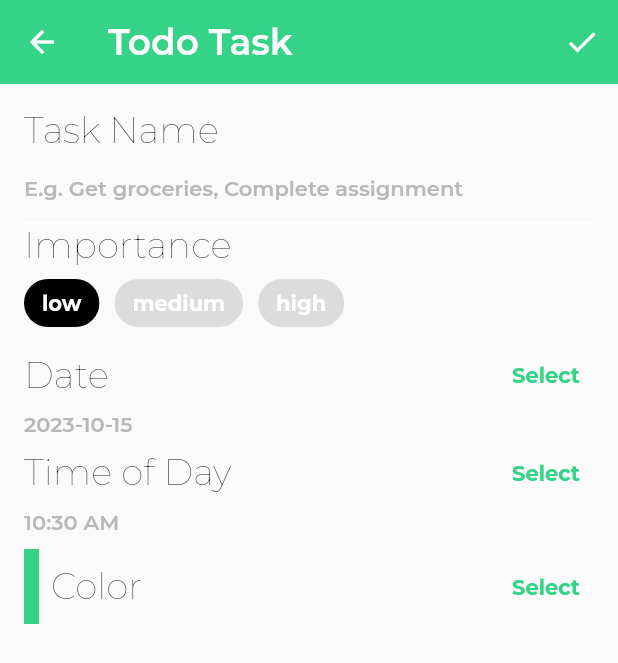
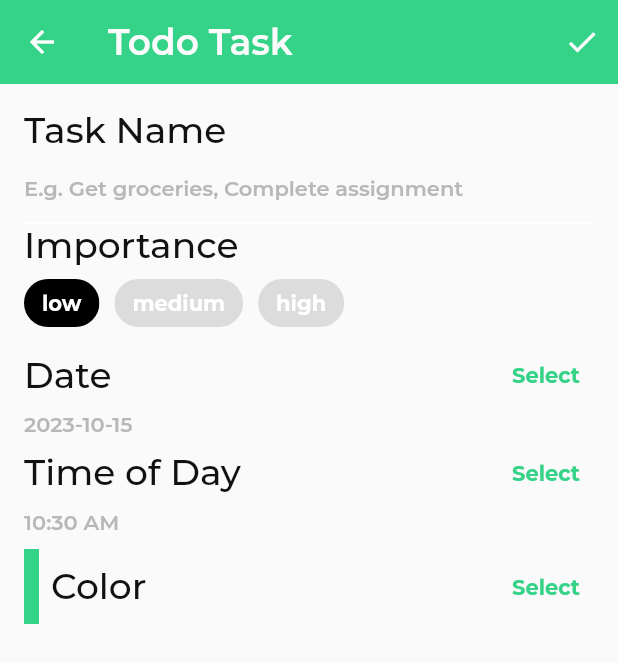
Before and after one commit to PiyushYadv/Todoei, a Flutter app: the screen it shows after launch, after a tap on the "add" icon, on a phone screen of 412 x 824 dp. Shown: the top 663 px of the screen. Run offline on Flutter 3.47's test engine with Material 2 defaults, Android fonts, the light colour scheme and no system bars; our stand-ins replace flutter_colorpicker, google_fonts.

Commit message:
Update todo_theme.dart

```diff
--- a/lib/theme/todo_theme.dart
+++ b/lib/theme/todo_theme.dart
@@ -21,6 +21,7 @@ class TodoTheme {
       fontSize: 24,
       letterSpacing: 0,
       color: kDateColor,
+      fontWeight: FontWeight.w500,
     ),
     displayMedium: GoogleFonts.montserrat(
       fontSize: 20,
```
